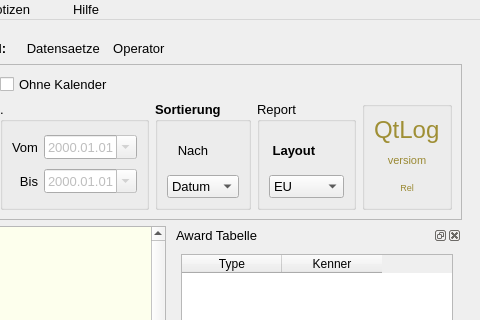
Qt form qtlogDiag/qtlog.ui (frohro/qtlog) before a commit; both pictures show x 789 to 1269 and y 0 to 320 of the 1269 by 730 pixel window.
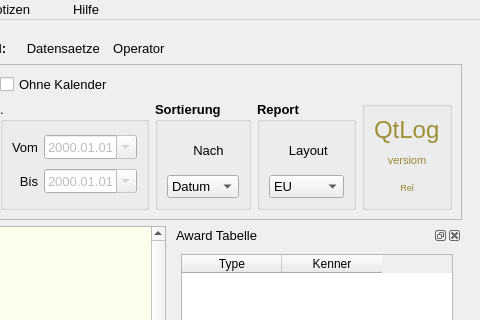
The same form after that commit. Icons and pictures are not drawn.

The edit to the form file:
```diff
--- a/qtlogDiag/qtlog.ui
+++ b/qtlogDiag/qtlog.ui
@@ -969,6 +969,9 @@
                 <property name="text">
                  <string>   Nach</string>
                 </property>
+                <property name="alignment">
+                 <set>Qt::AlignCenter</set>
+                </property>
                </widget>
               </item>
               <item row="1" column="0">
@@ -1009,6 +1012,12 @@
            </item>
            <item row="1" column="7">
             <widget class="QGroupBox" name="groupBox_4">
+             <property name="font">
+              <font>
+               <weight>75</weight>
+               <bold>true</bold>
+              </font>
+             </property>
              <property name="title">
               <string>Report </string>
              </property>
@@ -1052,13 +1061,16 @@
                <widget class="QLabel" name="label_4">
                 <property name="font">
                  <font>
-                  <weight>75</weight>
-                  <bold>true</bold>
+                  <weight>50</weight>
+                  <bold>false</bold>
                  </font>
                 </property>
                 <property name="text">
                  <string> Layout</string>
                 </property>
+                <property name="alignment">
+                 <set>Qt::AlignCenter</set>
+                </property>
                </widget>
               </item>
              </layout>
```
Left out of the diff: 14 changed lines with no effect on the pictures.
